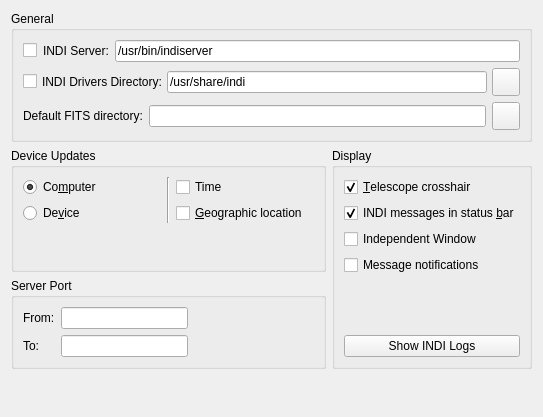
This is kstars/indi/opsindi.ui in KDE/kstars as Qt 5 draws it before an edit. The edited form follows.
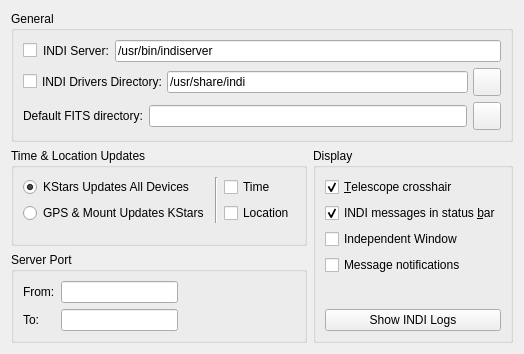
This is the edited form.

Commit message: Update description and text for time and location settings to avoid confusion on what they exactly do

Diff of the .ui file:
```diff
--- a/kstars/indi/opsindi.ui
+++ b/kstars/indi/opsindi.ui
@@ -6,8 +6,8 @@
    <rect>
     <x>0</x>
     <y>0</y>
-    <width>543</width>
-    <height>417</height>
+    <width>472</width>
+    <height>322</height>
    </rect>
   </property>
   <layout class="QVBoxLayout" name="verticalLayout_5">
@@ -159,7 +159,7 @@
           <string>Select time and location synchronization settings between KStars and INDI Devices</string>
          </property>
          <property name="title">
-          <string>Device Updates</string>
+          <string>Time &amp;&amp; Location Updates</string>
          </property>
          <layout class="QVBoxLayout" name="verticalLayout_2">
           <item>
@@ -170,7 +170,7 @@
                <string>Sync the device to the computer's time and location settings</string>
               </property>
               <property name="text">
-               <string>Co&amp;mputer</string>
+               <string>KStars Updates All Devices</string>
               </property>
               <property name="checkable">
                <bool>true</bool>
@@ -209,7 +209,7 @@
                <string>Sync the computer to the device's time and location settings</string>
               </property>
               <property name="text">
-               <string>De&amp;vice</string>
+               <string>GPS &amp;&amp; Mount Updates KStars</string>
               </property>
              </widget>
             </item>
@@ -222,7 +222,7 @@
                <string>Synchronize KStars location settings from the update source</string>
               </property>
               <property name="text">
-               <string>&amp;Geographic location</string>
+               <string>Location</string>
               </property>
               <property name="checked">
                <bool>false</bool>
@@ -421,19 +421,6 @@
      </item>
     </layout>
    </item>
-   <item>
-    <spacer name="verticalSpacer_3">
-     <property name="orientation">
-      <enum>Qt::Vertical</enum>
-     </property>
-     <property name="sizeHint" stdset="0">
-      <size>
-       <width>20</width>
-       <height>40</height>
-      </size>
-     </property>
-    </spacer>
-   </item>
   </layout>
  </widget>
  <tabstops>
```
Left out of the diff: 4 changed lines with no effect on the pictures.
